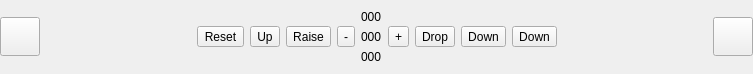
Before: the Qt Designer form ui/bottombar/AnchorBar.ui in OpenFairWind/FairWindSK, drawn with Qt 5.
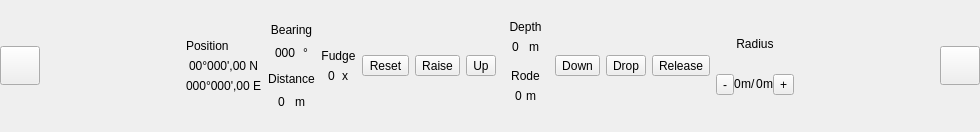
After: the same form once the commit is applied. Icons and pictures are not drawn.

```diff
--- a/ui/bottombar/AnchorBar.ui
+++ b/ui/bottombar/AnchorBar.ui
@@ -6,8 +6,8 @@
    <rect>
     <x>0</x>
     <y>0</y>
-    <width>753</width>
-    <height>74</height>
+    <width>980</width>
+    <height>132</height>
    </rect>
   </property>
   <layout class="QVBoxLayout" name="verticalLayout_Alarms">
@@ -69,31 +69,351 @@
       <layout class="QVBoxLayout" name="verticalLayout_CN">
        <item>
         <layout class="QGridLayout" name="gridLayout_Anchor">
-         <item row="0" column="9">
-          <layout class="QHBoxLayout" name="horizontalLayout_Release">
+         <item row="0" column="0">
+          <layout class="QVBoxLayout" name="verticalLayout_AnchorPosition">
            <item>
-            <widget class="QToolButton" name="toolButton_Release">
-             <property name="text">
-              <string>Down</string>
+            <widget class="QWidget" name="widget_Position" native="true">
+             <property name="sizePolicy">
+              <sizepolicy hsizetype="Preferred" vsizetype="Preferred">
+               <horstretch>0</horstretch>
+               <verstretch>0</verstretch>
+              </sizepolicy>
              </property>
-             <property name="icon">
-              <iconset>
-               <normaloff>:/resources/images/bottombar/anchor_down.png</normaloff>:/resources/images/bottombar/anchor_down.png</iconset>
+             <layout class="QVBoxLayout" name="verticalLayout_Position">
+              <property name="sizeConstraint">
+               <enum>QLayout::SizeConstraint::SetFixedSize</enum>
+              </property>
+              <property name="leftMargin">
+               <number>0</number>
+              </property>
+              <property name="topMargin">
+               <number>0</number>
+              </property>
+              <property name="rightMargin">
+               <number>0</number>
+              </property>
+              <property name="bottomMargin">
+               <number>0</number>
+              </property>
+              <item>
+               <widget class="QLabel" name="label_textPosition">
+                <property name="text">
+                 <string>Position</string>
+                </property>
+               </widget>
+              </item>
+              <item>
+               <layout class="QHBoxLayout" name="horizontalLayout_Latitude">
+                <property name="spacing">
+                 <number>0</number>
+                </property>
+                <property name="sizeConstraint">
+                 <enum>QLayout::SizeConstraint::SetFixedSize</enum>
+                </property>
+                <item>
+                 <widget class="QLabel" name="label_Latitude">
+                  <property name="sizePolicy">
+                   <sizepolicy hsizetype="Fixed" vsizetype="Fixed">
+                    <horstretch>0</horstretch>
+                    <verstretch>0</verstretch>
+                   </sizepolicy>
+                  </property>
+                  <property name="text">
+                   <string>00°000',00 N</string>
+                  </property>
+                 </widget>
+                </item>
+               </layout>
+              </item>
+              <item>
+               <layout class="QHBoxLayout" name="horizontalLayout_Longitude">
+                <property name="spacing">
+                 <number>0</number>
+                </property>
+                <property name="sizeConstraint">
+                 <enum>QLayout::SizeConstraint::SetFixedSize</enum>
+                </property>
+                <item>
+                 <widget class="QLabel" name="label_Longitude">
+                  <property name="sizePolicy">
+                   <sizepolicy hsizetype="Fixed" vsizetype="Fixed">
+                    <horstretch>0</horstretch>
+                    <verstretch>0</verstretch>
+                   </sizepolicy>
+                  </property>
+                  <property name="text">
+                   <string>000°000',00 E</string>
+                  </property>
+                 </widget>
+                </item>
+               </layout>
+              </item>
+             </layout>
+            </widget>
+           </item>
+          </layout>
+         </item>
+         <item row="0" column="1">
+          <layout class="QVBoxLayout" name="verticalLayout_AnchorBearingDistance">
+           <item>
+            <widget class="QWidget" name="widget_Bearing" native="true">
+             <property name="sizePolicy">
+              <sizepolicy hsizetype="Preferred" vsizetype="Preferred">
+               <horstretch>0</horstretch>
+               <verstretch>0</verstretch>
+              </sizepolicy>
              </property>
-             <property name="iconSize">
-              <size>
-               <width>32</width>
-               <height>32</height>
-              </size>
+             <layout class="QVBoxLayout" name="verticalLayout_Bearing">
+              <property name="leftMargin">
+               <number>0</number>
+              </property>
+              <property name="topMargin">
+               <number>0</number>
+              </property>
+              <property name="rightMargin">
+               <number>0</number>
+              </property>
+              <property name="bottomMargin">
+               <number>0</number>
+              </property>
+              <item>
+               <widget class="QLabel" name="label_textBearing">
+                <property name="sizePolicy">
+                 <sizepolicy hsizetype="Preferred" vsizetype="Fixed">
+                  <horstretch>0</horstretch>
+                  <verstretch>0</verstretch>
+                 </sizepolicy>
+                </property>
+                <property name="text">
+                 <string>Bearing</string>
+                </property>
+                <property name="alignment">
+                 <set>Qt::AlignmentFlag::AlignCenter</set>
+                </property>
+               </widget>
+              </item>
+              <item>
+               <layout class="QHBoxLayout" name="horizontalLayout_Bearing">
+                <property name="spacing">
+                 <number>0</number>
+                </property>
+                <item>
+                 <widget class="QLabel" name="label_Bearing">
+                  <property name="sizePolicy">
+                   <sizepolicy hsizetype="Fixed" vsizetype="Fixed">
+                    <horstretch>0</horstretch>
+                    <verstretch>0</verstretch>
+                   </sizepolicy>
+                  </property>
+                  <property name="text">
+                   <string>000</string>
+                  </property>
+                 </widget>
+                </item>
+                <item>
+                 <widget class="QLabel" name="label_unitBearing">
+                  <property name="sizePolicy">
+                   <sizepolicy hsizetype="Fixed" vsizetype="Fixed">
+                    <horstretch>0</horstretch>
+                    <verstretch>0</verstretch>
+                   </sizepolicy>
+                  </property>
+                  <property name="text">
+                   <string>°</string>
+                  </property>
+                 </widget>
+                </item>
+               </layout>
+              </item>
+             </layout>
+            </widget>
+           </item>
+           <item>
+            <widget class="QWidget" name="widget_Distance" native="true">
+             <property name="sizePolicy">
+              <sizepolicy hsizetype="Preferred" vsizetype="Preferred">
+               <horstretch>0</horstretch>
+               <verstretch>0</verstretch>
+              </sizepolicy>
              </property>
-             <property name="toolButtonStyle">
-              <enum>Qt::ToolButtonStyle::ToolButtonTextUnderIcon</enum>
-             </property>
+             <layout class="QVBoxLayout" name="verticalLayout_Distance">
+              <property name="leftMargin">
+               <number>0</number>
+              </property>
+              <property name="topMargin">
+               <number>0</number>
+              </property>
+              <property name="rightMargin">
+               <number>0</number>
+              </property>
+              <property name="bottomMargin">
+               <number>0</number>
+              </property>
+              <item>
+               <widget class="QLabel" name="label_textDistance">
+                <property name="sizePolicy">
+                 <sizepolicy hsizetype="Preferred" vsizetype="Fixed">
+                  <horstretch>0</horstretch>
+                  <verstretch>0</verstretch>
+                 </sizepolicy>
+                </property>
+                <property name="text">
+                 <string>Distance</string>
+                </property>
+                <property name="alignment">
+                 <set>Qt::AlignmentFlag::AlignCenter</set>
+                </property>
+               </widget>
+              </item>
+              <item>
+               <layout class="QHBoxLayout" name="horizontalLayout_Distance">
+                <property name="spacing">
+                 <number>0</number>
+                </property>
+                <item>
+                 <widget class="QLabel" name="label_Distance">
+                  <property name="sizePolicy">
+                   <sizepolicy hsizetype="Fixed" vsizetype="Fixed">
+                    <horstretch>0</horstretch>
+                    <verstretch>0</verstretch>
+                   </sizepolicy>
+                  </property>
+                  <property name="text">
+                   <string>0</string>
+                  </property>
+                 </widget>
+                </item>
+                <item>
+                 <widget class="QLabel" name="label_unitDistance">
+                  <property name="sizePolicy">
+                   <sizepolicy hsizetype="Fixed" vsizetype="Fixed">
+                    <horstretch>0</horstretch>
+                    <verstretch>0</verstretch>
+                   </sizepolicy>
+                  </property>
+                  <property name="text">
+                   <string>m</string>
+                  </property>
+                 </widget>
+                </item>
+               </layout>
+              </item>
+             </layout>
             </widget>
            </item>
           </layout>
          </item>
          <item row="0" column="2">
+          <layout class="QVBoxLayout" name="verticalLayout_AnchorFudgeFactor">
+           <item>
+            <widget class="QWidget" name="widget_Fudge" native="true">
+             <property name="sizePolicy">
+              <sizepolicy hsizetype="Preferred" vsizetype="Preferred">
+               <horstretch>0</horstretch>
+               <verstretch>0</verstretch>
+              </sizepolicy>
+             </property>
+             <layout class="QVBoxLayout" name="verticalLayout_Fudge">
+              <property name="sizeConstraint">
+               <enum>QLayout::SizeConstraint::SetFixedSize</enum>
+              </property>
+              <property name="leftMargin">
+               <number>0</number>
+              </property>
+              <property name="topMargin">
+               <number>0</number>
+              </property>
+              <property name="rightMargin">
+               <number>0</number>
+              </property>
+              <property name="bottomMargin">
+               <number>0</number>
+              </property>
+              <item>
+               <widget class="QLabel" name="label_textFudge">
+                <property name="sizePolicy">
+                 <sizepolicy hsizetype="Preferred" vsizetype="Fixed">
+                  <horstretch>0</horstretch>
+                  <verstretch>0</verstretch>
+                 </sizepolicy>
+                </property>
+                <property name="text">
+                 <string>Fudge</string>
+                </property>
+                <property name="alignment">
+                 <set>Qt::AlignmentFlag::AlignCenter</set>
+                </property>
+               </widget>
+              </item>
+              <item>
+               <layout class="QHBoxLayout" name="horizontalLayout_Fudge">
+                <property name="spacing">
+                 <number>0</number>
+                </property>
+                <property name="sizeConstraint">
+                 <enum>QLayout::SizeConstraint::SetFixedSize</enum>
+                </property>
+                <item>
+                 <widget class="QLabel" name="label_Fudge">
+                  <property name="sizePolicy">
+                   <sizepolicy hsizetype="Fixed" vsizetype="Fixed">
+                    <horstretch>0</horstretch>
+                    <verstretch>0</verstretch>
+                   </sizepolicy>
+                  </property>
+                  <property name="text">
+                   <string>0</string>
+                  </property>
+                 </widget>
+                </item>
+                <item>
+                 <widget class="QLabel" name="label_unitFudge">
+                  <property name="sizePolicy">
+                   <sizepolicy hsizetype="Fixed" vsizetype="Fixed">
+                    <horstretch>0</horstretch>
+                    <verstretch>0</verstretch>
+                   </sizepolicy>
+                  </property>
+                  <property name="text">
+                   <string>x</string>
+                  </property>
+                 </widget>
+                </item>
+               </layout>
+              </item>
+             </layout>
+            </widget>
+           </item>
+          </layout>
+         </item>
+         <item row="0" column="3">
+          <layout class="QHBoxLayout" name="horizontalLayout_Reset">
+           <property name="sizeConstraint">
+            <enum>QLayout::SizeConstraint::SetDefaultConstraint</enum>
+           </property>
+           <item>
+            <widget class="QToolButton" name="toolButton_Reset">
+             <property name="text">
+              <string>Reset</string>
+             </property>
+             <property name="icon">
+              <iconset>
+               <normaloff>:/resources/images/bottombar/anchor_reset.png</normaloff>:/resources/images/bottombar/anchor_reset.png</iconset>
+             </property>
+             <property name="iconSize">
+              <size>
+               <width>32</width>
+               <height>32</height>
+              </size>
+             </property>
+             <property name="toolButtonStyle">
+              <enum>Qt::ToolButtonStyle::ToolButtonTextUnderIcon</enum>
+             </property>
+            </widget>
+           </item>
+          </layout>
+         </item>
+         <item row="0" column="4">
           <layout class="QHBoxLayout" name="horizontalLayout_Raise">
            <item>
             <widget class="QToolButton" name="toolButton_Raise">
@@ -117,31 +437,7 @@
            </item>
           </layout>
          </item>
-         <item row="0" column="0">
-          <layout class="QHBoxLayout" name="horizontalLayout_Reset">
-           <item>
-            <widget class="QToolButton" name="toolButton_Reset">
-             <property name="text">
-              <string>Reset</string>
-             </property>
-             <property name="icon">
-              <iconset>
-               <normaloff>:/resources/images/bottombar/anchor_up.png</normaloff>:/resources/images/bottombar/anchor_up.png</iconset>
-             </property>
-             <property name="iconSize">
-              <size>
-               <width>32</width>
-               <height>32</height>
-              </size>
-             </property>
-             <property name="toolButtonStyle">
-              <enum>Qt::ToolButtonStyle::ToolButtonTextUnderIcon</enum>
-             </property>
-            </widget>
-           </item>
-          </layout>
-         </item>
-         <item row="0" column="1">
+         <item row="0" column="5">
           <layout class="QHBoxLayout" name="horizontalLayout_Up">
            <item>
             <widget class="QToolButton" name="toolButton_Up">
@@ -165,60 +461,149 @@
            </item>
           </layout>
          </item>
-         <item row="0" column="3">
-          <layout class="QHBoxLayout" name="horizontalLayout_Radius_Dec">
-           <item>
-            <widget class="QToolButton" name="toolButton_RadiusDec">
-             <property name="text">
-              <string>-</string>
-             </property>
-             <property name="icon">
-              <iconset>
-               <normaloff>:/resources/images/bottombar/radius_dec.png</normaloff>:/resources/images/bottombar/radius_dec.png</iconset>
-             </property>
-             <property name="iconSize">
-              <size>
-               <width>32</width>
-               <height>32</height>
-              </size>
-             </property>
-             <property name="toolButtonStyle">
-              <enum>Qt::ToolButtonStyle::ToolButtonTextUnderIcon</enum>
-             </property>
-            </widget>
-           </item>
-          </layout>
-         </item>
-         <item row="0" column="4">
+         <item row="0" column="6">
           <layout class="QHBoxLayout" name="horizontalLayout_Displays">
            <item>
             <layout class="QVBoxLayout" name="verticalLayout_Displays">
              <item>
-              <widget class="QLabel" name="label_DPT">
-               <property name="text">
-                <string>000</string>
+              <widget class="QWidget" name="widget_Depth" native="true">
+               <property name="sizePolicy">
+                <sizepolicy hsizetype="Preferred" vsizetype="Preferred">
+                 <horstretch>0</horstretch>
+                 <verstretch>0</verstretch>
+                </sizepolicy>
                </property>
+               <layout class="QVBoxLayout" name="verticalLayout_Depth">
+                <property name="leftMargin">
+                 <number>0</number>
+                </property>
+                <property name="topMargin">
+                 <number>0</number>
+                </property>
+                <property name="rightMargin">
+                 <number>0</number>
+                </property>
+                <property name="bottomMargin">
+                 <number>0</number>
+                </property>
+                <item>
+                 <widget class="QLabel" name="label_textDepth">
+                  <property name="sizePolicy">
+                   <sizepolicy hsizetype="Preferred" vsizetype="Fixed">
+                    <horstretch>0</horstretch>
+                    <verstretch>0</verstretch>
+                   </sizepolicy>
+                  </property>
+                  <property name="text">
+                   <string>Depth</string>
+                  </property>
+                  <property name="alignment">
+                   <set>Qt::AlignmentFlag::AlignCenter</set>
+                  </property>
+                 </widget>
+                </item>
+                <item>
+                 <layout class="QHBoxLayout" name="horizontalLayout_Depth">
+                  <property name="spacing">
+                   <number>0</number>
+                  </property>
+                  <item>
+                   <widget class="QLabel" name="label_Depth">
+                    <property name="sizePolicy">
+                     <sizepolicy hsizetype="Fixed" vsizetype="Fixed">
+                      <horstretch>0</horstretch>
+                      <verstretch>0</verstretch>
+                     </sizepolicy>
+                    </property>
+                    <property name="text">
+                     <string>0</string>
+                    </property>
+                   </widget>
+                  </item>
+                  <item>
+                   <widget class="QLabel" name="label_unitDepth">
+                    <property name="sizePolicy">
+                     <sizepolicy hsizetype="Fixed" vsizetype="Fixed">
+                      <horstretch>0</horstretch>
+                      <verstretch>0</verstretch>
+                     </sizepolicy>
+                    </property>
+                    <property name="text">
+                     <string>m</string>
+                    </property>
+                   </widget>
+                  </item>
+                 </layout>
+                </item>
+               </layout>
               </widget>
              </item>
              <item>
-              <widget class="QLabel" name="label_Range">
-               <property name="text">
-                <string>000</string>
+              <widget class="QWidget" name="widget_Rode" native="true">
+               <property name="sizePolicy">
+                <sizepolicy hsizetype="Preferred" vsizetype="Preferred">
+                 <horstretch>0</horstretch>
+                 <verstretch>0</verstretch>
+                </sizepolicy>
                </property>
-              </widget>
-             </item>
-             <item>
-              <widget class="QLabel" name="label_Counter">
-               <property name="text">
-                <string>000</string>
-               </property>
+               <layout class="QVBoxLayout" name="verticalLayout_Rode">
+                <item>
+                 <widget class="QLabel" name="label_textRode">
+                  <property name="sizePolicy">
+                   <sizepolicy hsizetype="Preferred" vsizetype="Fixed">
+                    <horstretch>0</horstretch>
+                    <verstretch>0</verstretch>
+                   </sizepolicy>
+                  </property>
+                  <property name="text">
+                   <string>Rode</string>
+                  </property>
+                  <property name="alignment">
+                   <set>Qt::AlignmentFlag::AlignCenter</set>
+                  </property>
+                 </widget>
+                </item>
+                <item>
+                 <layout class="QHBoxLayout" name="horizontalLayout_Rode">
+                  <property name="spacing">
+                   <number>0</number>
+                  </property>
+                  <item>
+                   <widget class="QLabel" name="label_Rode">
+                    <property name="sizePolicy">
+                     <sizepolicy hsizetype="Fixed" vsizetype="Fixed">
+                      <horstretch>0</horstretch>
+                      <verstretch>0</verstretch>
+                     </sizepolicy>
+                    </property>
+                    <property name="text">
+                     <string>0</string>
+                    </property>
+                   </widget>
+                  </item>
+                  <item>
+                   <widget class="QLabel" name="label_unitRode">
+                    <property name="sizePolicy">
+                     <sizepolicy hsizetype="Fixed" vsizetype="Fixed">
+                      <horstretch>0</horstretch>
+                      <verstretch>0</verstretch>
+                     </sizepolicy>
+                    </property>
+                    <property name="text">
+                     <string>m</string>
+                    </property>
+                   </widget>
+                  </item>
+                 </layout>
+                </item>
+               </layout>
               </widget>
              </item>
             </layout>
            </item>
           </layout>
          </item>
-         <item row="0" column="8">
+         <item row="0" column="7">
           <layout class="QHBoxLayout" name="horizontalLayout_Down">
            <item>
             <widget class="QToolButton" name="toolButton_Down">
@@ -242,7 +627,7 @@
            </item>
           </layout>
          </item>
-         <item row="0" column="7">
+         <item row="0" column="8">
           <layout class="QHBoxLayout" name="horizontalLayout_Drop">
            <item>
             <widget class="QToolButton" name="toolButton_Drop">
@@ -266,12 +651,12 @@
            </item>
           </layout>
          </item>
-         <item row="0" column="6">
-          <layout class="QHBoxLayout" name="horizontalLayout_Radius_Inc">
+         <item row="0" column="9">
+          <layout class="QHBoxLayout" name="horizontalLayout_Release">
            <item>
-            <widget class="QToolButton" name="toolButton_RadiusInc">
+            <widget class="QToolButton" name="toolButton_Release">
              <property name="text">
-              <string>+</string>
+              <string>Release</string>
              </property>
              <property name="icon">
               <iconset>
@@ -290,6 +675,162 @@
            </item>
           </layout>
          </item>
+         <item row="0" column="10">
+          <layout class="QHBoxLayout" name="horizontalLayout_Radius">
+           <item>
+            <widget class="QWidget" name="widget_Radius" native="true">
+             <property name="sizePolicy">
+              <sizepolicy hsizetype="Preferred" vsizetype="Preferred">
+               <horstretch>0</horstretch>
+               <verstretch>0</verstretch>
+              </sizepolicy>
+             </property>
+             <layout class="QVBoxLayout" name="verticalLayout_Radius">
+              <property name="leftMargin">
+               <number>0</number>
+              </property>
+              <property name="topMargin">
+               <number>0</number>
+              </property>
+              <property name="rightMargin">
+               <number>0</number>
+              </property>
+              <property name="bottomMargin">
+               <number>0</number>
+              </property>
+              <item>
+               <widget class="QLabel" name="label_textRadius">
+                <property name="sizePolicy">
+                 <sizepolicy hsizetype="Preferred" vsizetype="Fixed">
+                  <horstretch>0</horstretch>
+                  <verstretch>0</verstretch>
+                 </sizepolicy>
+                </property>
+                <property name="text">
+                 <string>Radius</string>
+                </property>
+                <property name="alignment">
+                 <set>Qt::AlignmentFlag::AlignCenter</set>
+                </property>
+               </widget>
+              </item>
+              <item>
+               <layout class="QHBoxLayout" name="horizontalLayout_RadiusCurrentMax">
+                <property name="spacing">
+                 <number>0</number>
+                </property>
+                <item>
+                 <widget class="QToolButton" name="toolButton_RadiusDec">
+                  <property name="text">
+                   <string>-</string>
+                  </property>
+                  <property name="icon">
+                   <iconset>
+                    <normaloff>:/resources/images/bottombar/radius_dec.png</normaloff>:/resources/images/bottombar/radius_dec.png</iconset>
+                  </property>
+                  <property name="iconSize">
+                   <size>
+                    <width>32</width>
+                    <height>32</height>
+                   </size>
+                  </property>
+                  <property name="toolButtonStyle">
+                   <enum>Qt::ToolButtonStyle::ToolButtonTextUnderIcon</enum>
+                  </property>
+                 </widget>
+                </item>
+                <item>
+                 <widget class="QLabel" name="label_CurrentRadius">
+                  <property name="sizePolicy">
+                   <sizepolicy hsizetype="Fixed" vsizetype="Fixed">
+                    <horstretch>0</horstretch>
+                    <verstretch>0</verstretch>
+                   </sizepolicy>
+                  </property>
+                  <property name="text">
+                   <string>0</string>
+                  </property>
+                 </widget>
+                </item>
+                <item>
+                 <widget class="QLabel" name="label_unitCurrentRadius">
+                  <property name="sizePolicy">
+                   <sizepolicy hsizetype="Fixed" vsizetype="Fixed">
+                    <horstretch>0</horstretch>
+                    <verstretch>0</verstretch>
+                   </sizepolicy>
+                  </property>
+                  <property name="text">
+                   <string>m</string>
+                  </property>
+                 </widget>
+                </item>
+                <item>
+                 <widget class="QLabel" name="label_textSlash">
+                  <property name="sizePolicy">
+                   <sizepolicy hsizetype="Fixed" vsizetype="Fixed">
+                    <horstretch>0</horstretch>
+                    <verstretch>0</verstretch>
+                   </sizepolicy>
+                  </property>
+                  <property name="text">
+                   <string>/</string>
+                  </property>
+                 </widget>
+                </item>
+                <item>
+                 <widget class="QLabel" name="label_MaxRadius">
+                  <property name="sizePolicy">
+                   <sizepolicy hsizetype="Fixed" vsizetype="Fixed">
+                    <horstretch>0</horstretch>
+                    <verstretch>0</verstretch>
+                   </sizepolicy>
+                  </property>
+                  <property name="text">
+                   <string>0</string>
+                  </property>
+                 </widget>
+                </item>
+                <item>
+                 <widget class="QLabel" name="label_unitMaxRadius">
+                  <property name="sizePolicy">
+                   <sizepolicy hsizetype="Fixed" vsizetype="Fixed">
+                    <horstretch>0</horstretch>
+                    <verstretch>0</verstretch>
+                   </sizepolicy>
+                  </property>
+                  <property name="text">
+                   <string>m</string>
+                  </property>
+                 </widget>
+                </item>
+                <item>
+                 <widget class="QToolButton" name="toolButton_RadiusInc">
+                  <property name="text">
+                   <string>+</string>
+                  </property>
+                  <property name="icon">
+                   <iconset>
+                    <normaloff>:/resources/images/bottombar/radius_inc.png</normaloff>:/resources/images/bottombar/radius_inc.png</iconset>
+                  </property>
+                  <property name="iconSize">
+                   <size>
+                    <width>32</width>
+                    <height>32</height>
+                   </size>
+                  </property>
+                  <property name="toolButtonStyle">
+                   <enum>Qt::ToolButtonStyle::ToolButtonTextUnderIcon</enum>
+                  </property>
+                 </widget>
+                </item>
+               </layout>
+              </item>
+             </layout>
+            </widget>
+           </item>
+          </layout>
+         </item>
         </layout>
        </item>
       </layout>
```
Left out of the diff: 2 changed lines with no effect on the pictures.
